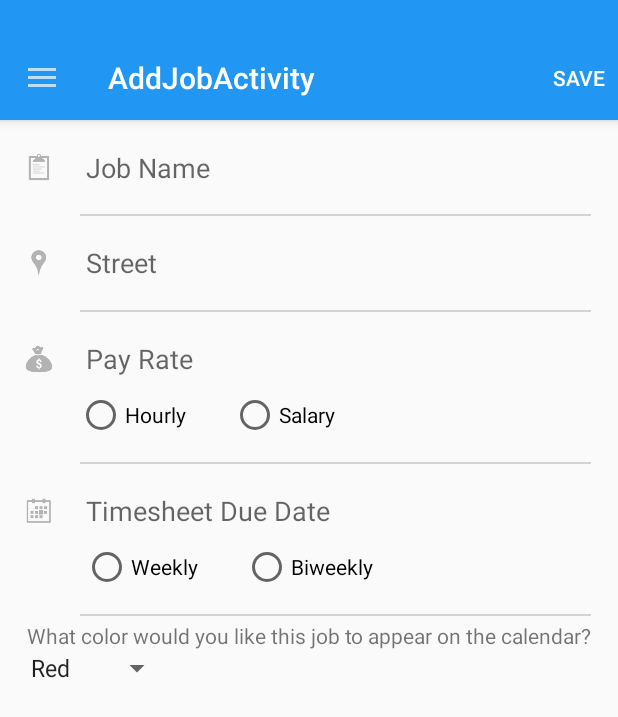
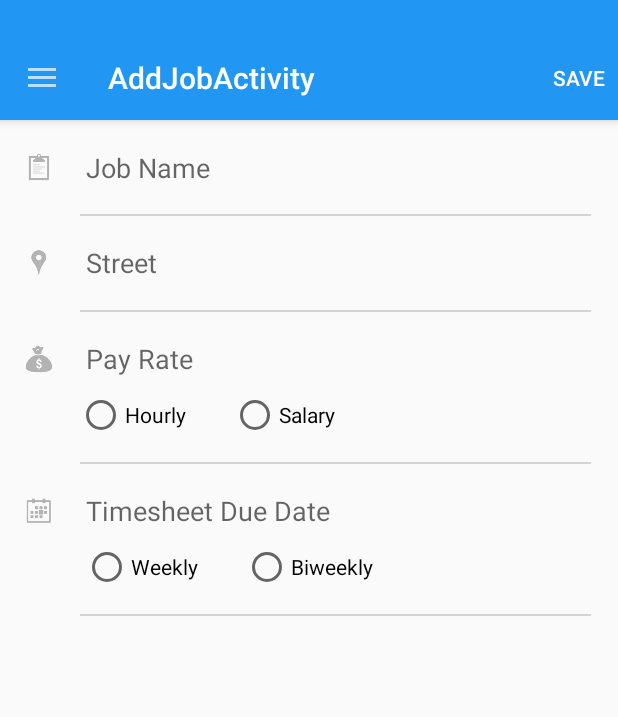
Before and after one commit to nbach/QuickTracker, an Android app: the AddJobActivity screen opened directly, with no data from a screen before it, on a phone screen of 412 x 824 dp. Shown: the top 717 px of the screen. Run offline under Robolectric (Android 15) with nearby library versions, the phone set to English and light mode, and no system bars; libraries missing offline, so code that uses them is left out: com.nispok.snackbar; 1 statement that could not run was skipped.

Commit message:
fixed calendar & colors

```diff
--- a/mobile/src/main/java/com/android/quicktracker/com/quicktracker/AddJobActivity.java
+++ b/mobile/src/main/java/com/android/quicktracker/com/quicktracker/AddJobActivity.java
@@ -165,6 +165,8 @@ public class AddJobActivity extends ActionBarActivity implements ResultCallback<
         String addressName = addressEdit.getText().toString().trim();
         if (editPosition != -1){
                 Jobs currentJob = Jobs.jobList.get(editPosition);
+                currentJob.delete();
+                currentJob = new Jobs();
                 currentJob.set_name(taskName);
                 currentJob.set_address(addressName);
                 currentJob.save();
--- a/mobile/src/main/java/com/android/quicktracker/com/quicktracker/QuickTracker.java
+++ b/mobile/src/main/java/com/android/quicktracker/com/quicktracker/QuickTracker.java
@@ -22,6 +22,7 @@ import com.google.android.gms.location.GeofencingRequest;
 import com.google.android.gms.location.LocationServices;
 import com.google.android.gms.maps.model.LatLng;
 
+import java.util.Calendar;
 import java.util.List;
 
 
@@ -33,6 +34,10 @@ public class QuickTracker extends Activity implements ResultCallback<Status>, Go
     @Override
     protected void onCreate(Bundle savedInstanceState) {
         super.onCreate(savedInstanceState);
+        if (Jobs.listAll(Jobs.class) != null){
+            Intent intent = new Intent(QuickTracker.this, CalendarActivity.class);
+            startActivity(intent);
+        }
         setContentView(R.layout.activity_quick_tracker);
         b1 = (Button) findViewById(R.id.addJobButton);
         b2 = (Button) findViewById(R.id.learnMoreButton);
--- a/mobile/src/main/res/layout/activity_add_job.xml
+++ b/mobile/src/main/res/layout/activity_add_job.xml
@@ -238,35 +238,51 @@
             android:layout_marginTop="15dp"
             android:background="#ffd3d3d3" />
 
-
+<!--
         <LinearLayout
             android:id="@+id/colorLinearLayout"
             android:layout_width="match_parent"
             android:layout_height="wrap_content"
-            android:layout_below="@+id/timesheetLinearLayout"
+            android:layout_below="@+id/fourthDivider"
             android:orientation="vertical"
-            android:paddingTop="20dp">
+            android:layout_marginLeft="10dp"
+            android:layout_marginRight="15dp"
+            android:paddingTop="20dp">  layout_below to fourthDivider from timesheetLinearLayout -->
 
-            <TextView
-                android:id="@+id/colorTextView"
+          <!--  <LinearLayout
                 android:layout_width="match_parent"
                 android:layout_height="wrap_content"
-                android:layout_alignParentTop="true"
-                android:layout_below="@+id/timesheetLinearLayout"
-                android:gravity="center"
-                android:text="What color would you like this job to appear on the calendar?" />
+                android:id="@+id/colorFirstRow">
 
+                <ImageView
+                    android:id="@+id/colorImage"
+                    android:layout_width="wrap_content"
+                    android:layout_height="wrap_content"
+                     /> Added this to make a color image -->
+
+               <!-- <TextView
+                    android:id="@+id/colorTextView"
+                    android:layout_width="match_parent"
+                    android:layout_height="wrap_content"
+                    android:layout_marginTop="3dp"
+                    android:layout_marginLeft="8dp"
+                    android:layout_toRightOf="@+id/jobImageView"
+                    android:layout_alignParentTop="true"
+                    android:textSize="16sp"
+                    android:text="What color would you like this job to appear on the calendar?" /> layout_below to fourthDivider from timesheetLinearLayout -->
+           <!-- </LinearLayout>
 
             <Spinner
                 android:id="@+id/colorSpinner"
                 android:layout_width="wrap_content"
                 android:layout_height="wrap_content"
-                android:layout_below="@id/colorTextView"
+                android:layout_marginTop="5sp"
+                android:layout_marginLeft="20dp"
                 android:drawSelectorOnTop="true"
                 android:entries="@array/color_array"
                 android:gravity="center"
                 android:prompt="@string/color_prompt" />
-        </LinearLayout>
+        </LinearLayout>-->
 
     </RelativeLayout>
 
--- a/mobile/src/main/res/layout/activity_quick_tracker.xml
+++ b/mobile/src/main/res/layout/activity_quick_tracker.xml
@@ -47,4 +47,5 @@
         android:layout_marginTop="32dp"
         android:layout_alignRight="@+id/addJobButton"
         android:layout_alignEnd="@+id/addJobButton" />
+
 </RelativeLayout>
```
Also changed, not shown: mobile/src/main/java/com/android/quicktracker/com/quicktracker/CalendarActivity.java (+15 -13 lines), mobile/src/main/res/layout/activity_add_time.xml (+26 -6 lines), 2 other files.
